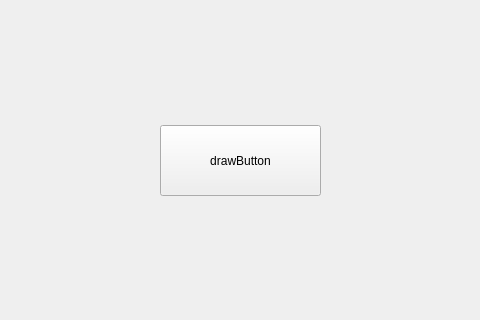
Before: the Qt Designer form UI.ui in KonekoNekoTyan/YandexLMS, drawn with Qt 5; both pictures show x 220 to 700 and y 185 to 505 of the 929 by 746 pixel window.
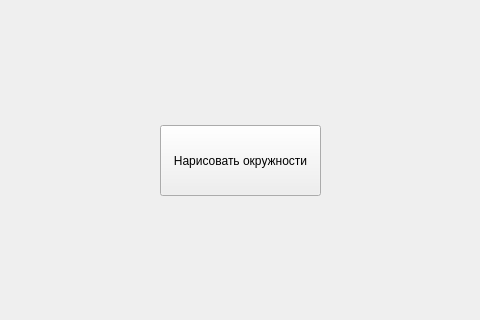
After: the same form once the commit is applied.

Patch:
```diff
--- a/UI.ui
+++ b/UI.ui
@@ -24,7 +24,7 @@
      </rect>
     </property>
     <property name="text">
-     <string>drawButton</string>
+     <string>Нарисовать окружности</string>
     </property>
    </widget>
   </widget>
```
